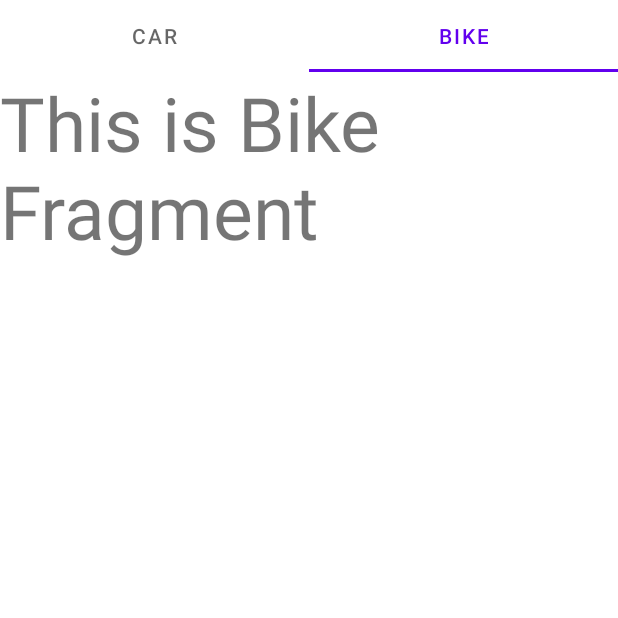
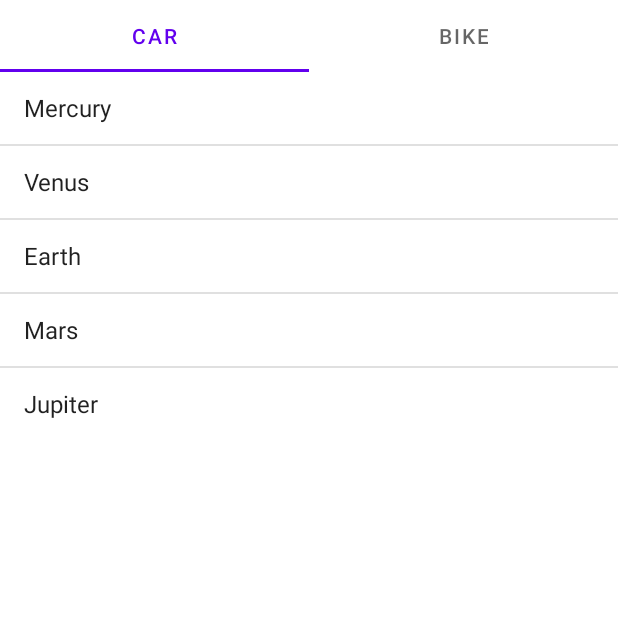
Before and after one commit to nitinnegi267/Quest-viewpager, an Android app built with Jetpack Compose: the screen it shows after launch (MainActivity), on a phone screen of 412 x 824 dp, the top half of it. Run offline under Robolectric (Android 15) with nearby library versions, the phone set to English and light mode, and no system bars.

Commit message:
Added ListView Example

```diff
--- a/app/src/main/java/com/example/viewpager/activities/MainActivity.kt
+++ b/app/src/main/java/com/example/viewpager/activities/MainActivity.kt
@@ -27,7 +27,7 @@ class MainActivity : FragmentActivity() {
         adapter.addFragment(bikeFragment, "Bike")
 
         viewPager.adapter = adapter
-        viewPager.currentItem = 1
+        viewPager.currentItem = 0
         viewPager.offscreenPageLimit = 2
 
         TabLayoutMediator(tabLayout, viewPager) { tab, position ->
--- a/app/src/main/java/com/example/viewpager/fragments/CarFragment.kt
+++ b/app/src/main/java/com/example/viewpager/fragments/CarFragment.kt
@@ -4,11 +4,15 @@ import android.os.Bundle
 import android.view.LayoutInflater
 import android.view.View
 import android.view.ViewGroup
+import android.widget.ArrayAdapter
+import android.widget.ListView
 import android.widget.TextView
 import androidx.fragment.app.Fragment
 import com.example.viewpager.R
 
 class CarFragment : Fragment() {
+
+    val itemList = mutableListOf<String>()
 
     override fun onCreateView(
         inflater: LayoutInflater,
@@ -22,7 +26,24 @@ class CarFragment : Fragment() {
 
     override fun onViewCreated(view: View, savedInstanceState: Bundle?) {
         super.onViewCreated(view, savedInstanceState)
+
+        itemList.add(0, "Mercury")
+        itemList.add(1, "Venus")
+        itemList.add(2, "Earth")
+        itemList.add(3, "Mars")
+        itemList.add(4, "Jupiter")
+
+        val listView = view.findViewById<ListView>(R.id.list_view)
         view.findViewById<TextView>(R.id.textview_car)
+
+        val adapter: ArrayAdapter<String>? = activity?.let {
+            ArrayAdapter<String>(
+                it,
+                android.R.layout.simple_list_item_1,
+                itemList
+            )
+        }
+        listView.adapter = adapter
 
     }
 }
--- a/app/src/main/res/layout/fragment_car.xml
+++ b/app/src/main/res/layout/fragment_car.xml
@@ -4,10 +4,19 @@
     android:layout_width="match_parent"
     android:layout_height="match_parent">
 
+    <ListView
+        android:id="@+id/list_view"
+        android:layout_width="match_parent"
+        android:layout_height="wrap_content"
+        app:layout_constraintEnd_toEndOf="parent"
+        app:layout_constraintStart_toStartOf="parent"
+        app:layout_constraintTop_toTopOf="parent" />
+
     <LinearLayout
         android:layout_width="match_parent"
         android:layout_height="wrap_content"
         android:orientation="vertical"
+        android:visibility="gone"
         app:layout_constraintBottom_toBottomOf="parent"
         app:layout_constraintEnd_toEndOf="parent"
         app:layout_constraintStart_toStartOf="parent"
--- a/app/src/main/res/layout/main_activity.xml
+++ b/app/src/main/res/layout/main_activity.xml
@@ -18,4 +18,5 @@
         android:layout_height="wrap_content"
         app:layout_constraintTop_toBottomOf="@id/tabLayout" />
 
+
 </androidx.constraintlayout.widget.ConstraintLayout>
```
Also changed, not shown: app/src/main/res/layout/activity_listview.xml (added, +14 -0 lines).
